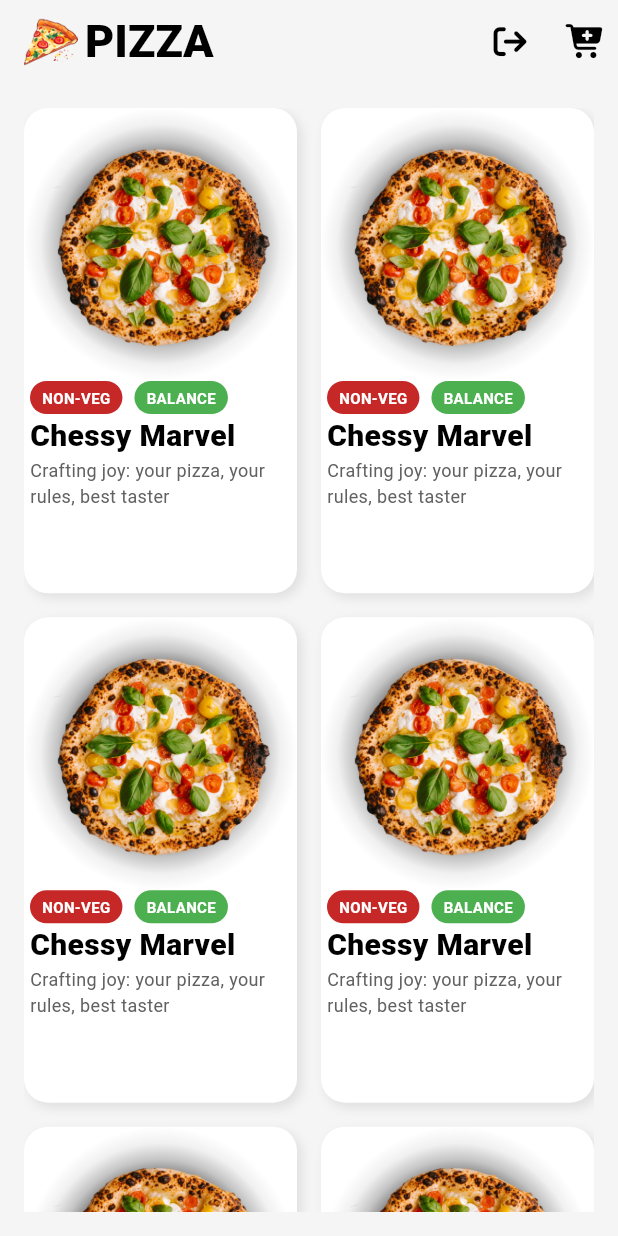
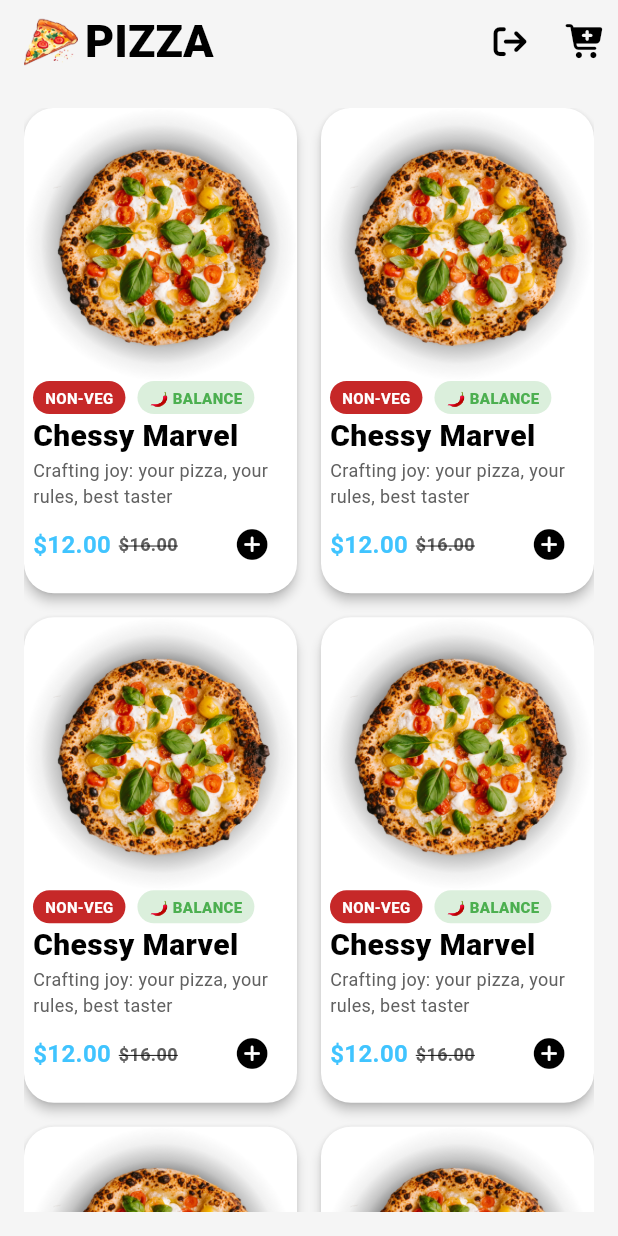
Before and after one commit to mohamedwdm/PizzaApp, a Flutter app: the HomeView screen opened directly, on a phone screen of 412 x 824 dp. Run offline on Flutter 3.47's test engine with Material 3 defaults, Android fonts, the phone set to English and light mode, and no system bars; our stand-ins replace bloc, cloud_firestore, dartz, firebase_auth, firebase_core, flutter_bloc and 1 more; accounts and stored records are empty.

Commit message:
finish pizza card

```diff
--- a/lib/constants.dart
+++ b/lib/constants.dart
@@ -2,3 +2,4 @@ import 'package:flutter/material.dart';
 
  Color kPrimaryColor = Colors.grey.shade100;
 const Color kMediumGreyColor = Color(0xff868686);
+//const Color kPriceColor =  Color(0xff22A45D);
--- a/lib/features/home/presentation/views/widgets/custom_pizza_item_label.dart
+++ b/lib/features/home/presentation/views/widgets/custom_pizza_item_label.dart
@@ -1,4 +1,3 @@
-
 import 'package:flutter/material.dart';
 
 class CustomPizzaItemLabel extends StatelessWidget {
@@ -6,10 +5,13 @@ class CustomPizzaItemLabel extends StatelessWidget {
     super.key,
     required this.color,
     required this.text,
+    required this.textColor, this.fontWeight,
   });
 
   final Color color;
   final String text;
+  final Color textColor;
+  final FontWeight? fontWeight;
 
   @override
   Widget build(BuildContext context) {
@@ -22,9 +24,9 @@ class CustomPizzaItemLabel extends StatelessWidget {
         padding: const EdgeInsets.symmetric(horizontal: 8.0, vertical: 4),
         child: Text(
           text,
-          style: const TextStyle(
-            fontWeight: FontWeight.bold,
-            color: Colors.white,
+          style: TextStyle(
+            fontWeight: fontWeight,
+            color: textColor,
             fontSize: 10,
           ),
         ),
--- a/lib/features/home/presentation/views/widgets/home_view_body.dart
+++ b/lib/features/home/presentation/views/widgets/home_view_body.dart
@@ -1,5 +1,6 @@
+import 'package:flutter/cupertino.dart';
 import 'package:flutter/material.dart';
-import 'package:pizza_app/features/home/presentation/views/widgets/custom_pizza_item_label.dart';
+import 'package:pizza_app/features/home/presentation/views/widgets/pizza_card.dart';
 
 class HomeViewBody extends StatelessWidget {
   const HomeViewBody({super.key});
@@ -17,55 +18,7 @@ class HomeViewBody extends StatelessWidget {
         ),
         itemCount: 12,
         itemBuilder: (context, index) {
-          return Container(
-            decoration: BoxDecoration(
-              color: Colors.white,
-              borderRadius: BorderRadius.circular(16),
-              boxShadow: [
-                BoxShadow(
-                  offset: const Offset(3, 3),
-                  color: Colors.grey.shade300,
-                  blurRadius: 5,
-                ),
-              ],
-            ),
-            child: Column(
-              crossAxisAlignment: CrossAxisAlignment.start,
-              children: [
-                Image.asset('assets/images/1.png'),
-                Padding(
-                  padding: const EdgeInsets.symmetric(horizontal: 4.0),
-                  child: Row(
-                    children: [
-                      CustomPizzaItemLabel(
-                        color: Colors.red.shade800,
-                        text: 'NON-VEG',
-                      ),
-                      const SizedBox(width: 8),
-                      const CustomPizzaItemLabel(
-                        color: Colors.green,
-                        text: 'BALANCE',
-                      ),
-                    ],
-                  ),
-                ),
-                const Padding(
-                  padding: EdgeInsets.symmetric(horizontal: 4.0),
-                  child: Text(
-                    'Chessy Marvel',
-                    style: TextStyle(fontWeight: FontWeight.w900, fontSize: 20),
-                  ),
-                ),
-                Padding(
-                  padding: const EdgeInsets.symmetric(horizontal: 4.0),
-                  child: Text(
-                    'Crafting joy: your pizza, your rules, best taster',
-                    style: TextStyle(fontSize: 12, color: Colors.grey.shade700),
-                  ),
-                ),
-              ],
-            ),
-          );
+          return const PizzaCard();
         },
       ),
     );
--- /dev/null
+++ b/lib/features/home/presentation/views/widgets/pizza_card.dart
@@ -0,0 +1,99 @@
+
+import 'package:flutter/cupertino.dart';
+import 'package:flutter/material.dart';
+import 'package:pizza_app/features/home/presentation/views/widgets/custom_pizza_item_label.dart';
+
+class PizzaCard extends StatelessWidget {
+  const PizzaCard({
+    super.key,
+  });
+
+  @override
+  Widget build(BuildContext context) {
+    return Material(
+      elevation: 3,
+      color: Colors.white,
+      shape: RoundedRectangleBorder(
+        borderRadius: BorderRadius.circular(20),
+      ),
+      child: InkWell(
+        borderRadius: BorderRadius.circular(20),
+        onTap: (){},
+        child: Column(
+          crossAxisAlignment: CrossAxisAlignment.start,
+          children: [
+            Image.asset('assets/images/1.png'),
+            Padding(
+              padding: const EdgeInsets.symmetric(horizontal: 6.0),
+              child: Row(
+                children: [
+                  CustomPizzaItemLabel(
+                    color: Colors.red.shade800,
+                    text: 'NON-VEG',
+                    textColor: Colors.white,
+                    fontWeight: FontWeight.bold,
+                  ),
+                  const SizedBox(width: 8),
+                   CustomPizzaItemLabel(
+                    color: Colors.green.withValues(alpha: 0.2),
+                    text: '🌶 BALANCE',
+                    textColor: Colors.green,
+                    fontWeight: FontWeight.w800,
+                  ),
+                ],
+              ),
+            ),
+            const Padding(
+              padding: EdgeInsets.symmetric(horizontal: 6.0),
+              child: Text(
+                'Chessy Marvel',
+                style: TextStyle(fontWeight: FontWeight.w900, fontSize: 20),
+              ),
+            ),
+            Padding(
+              padding: const EdgeInsets.symmetric(horizontal: 6.0),
+              child: Text(
+                'Crafting joy: your pizza, your rules, best taster',
+                style: TextStyle(fontSize: 12, color: Colors.grey.shade700),
+              ),
+            ),
+            Padding(
+              padding: const EdgeInsets.symmetric(horizontal: 6.0),
+              child: Row(
+                mainAxisAlignment: MainAxisAlignment.spaceBetween,
+                children: [
+                  Row(
+                    children: [
+                      const Text(
+                        '\$12.00',
+                        style: TextStyle(
+                          fontSize: 16,
+                          color: Colors.lightBlueAccent,
+                          fontWeight: FontWeight.w700,
+                        ),
+                      ),
+                      const SizedBox(width: 5),
+                      Text(
+                        '\$16.00',
+                        style: TextStyle(
+                          fontSize: 12,
+                          color: Colors.grey.shade700,
+                          fontWeight: FontWeight.w700,
+                          decoration: TextDecoration.lineThrough,
+                        ),
+                      ),
+                    ],
+                  ),
+                  IconButton(
+                    onPressed: () {},
+                    icon: const Icon(CupertinoIcons.add_circled_solid),
+                  ),
+                ],
+              ),
+            ),
+          ],
+        ),
+      ),
+    );
+  }
+}
```
